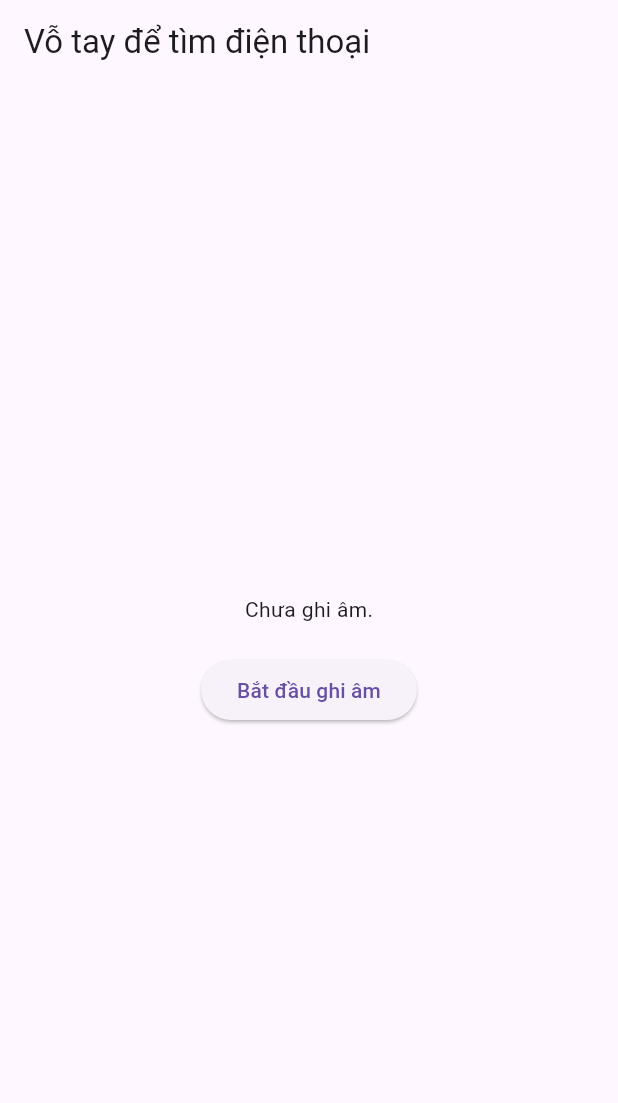
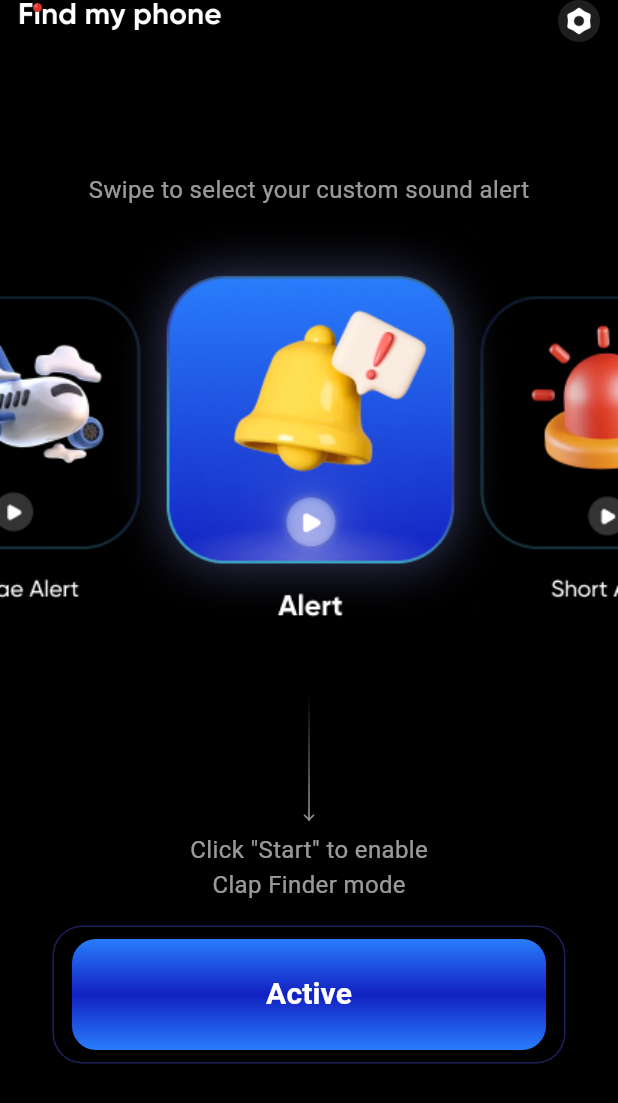
Before and after one commit to hoanglm6201/test_find_my_phone, a Flutter app: the screen it shows after launch, on a phone screen of 412 x 824 dp. Shown: the top 1103 px of the screen. Run offline on Flutter 3.47's test engine with Material 3 defaults, Android fonts, the phone set to English and light mode, and no system bars; our stand-ins replace audioplayers, permission_handler, vibration; missing offline and left inert: flutter_sound; generated files the repository leaves out were written again.

Commit message:
ui clap_screen

```diff
--- a/lib/l10n/app_en.arb
+++ b/lib/l10n/app_en.arb
@@ -3,5 +3,10 @@
   "hello": "Hello",
   "welcome": "Welcome to our app!",
   "english": "English",
-  "vietnamese": "Vietnamese"
+  "vietnamese": "Vietnamese",
+  "swipe_to_select_custom_sound_alert": "Swipe to select your custom sound alert",
+  "click_start_to_enable": "Click \"Start\" to enable",
+  "clap_finder_mode": "Clap Finder mode",
+  "active": "Active",
+  "stop": "Stop"
 }
--- a/lib/l10n/app_vi.arb
+++ b/lib/l10n/app_vi.arb
@@ -3,6 +3,12 @@
   "hello": "Xin chào",
   "welcome": "Chào mừng bạn đến với ứng dụng của chúng tôi!",
   "english": "Tiếng Anh",
-  "vietnamese": "Tiếng Việt"
+  "vietnamese": "Tiếng Việt",
+  "swipe_to_select_custom_sound_alert": "Swipe to select your custom sound alert",
+  "click_start_to_enable": "Click \"Start\" to enable",
+  "clap_finder_mode": "Clap Finder mode",
+  "active": "Active",
+  "stop": "Stop"
+
 
 }
--- a/lib/view/screens/clap_finder/clap_detection_screen.dart
+++ b/lib/view/screens/clap_finder/clap_detection_screen.dart
@@ -1,6 +1,7 @@
 import 'package:flutter/material.dart';
 import 'package:flutter_sound/flutter_sound.dart';
 import 'package:permission_handler/permission_handler.dart';
+import 'package:test_find_my_phone/utils/locator_support.dart';
 import 'package:vibration/vibration.dart';
 import 'package:audioplayers/audioplayers.dart';
 
@@ -10,96 +11,79 @@ class ClapDetectionScreen extends StatefulWidget {
 }
 
 class _ClapDetectionScreenState extends State<ClapDetectionScreen> {
-  FlutterSoundRecorder _audioRecorder = FlutterSoundRecorder();
-  bool _isRecording = false;
-  AudioPlayer _audioPlayer = AudioPlayer();
-  double _clapThreshold = 0.7; // Ngưỡng để phát hiện vỗ tay
-
-  @override
-  void initState() {
-    super.initState();
-    _requestPermissions();
-  }
-
-  // Yêu cầu quyền truy cập micro
-  Future<void> _requestPermissions() async {
-    var status = await Permission.microphone.request();
-    if (!status.isGranted) {
-      print("Không có quyền truy cập micro.");
-    }
-  }
-
-  // Bắt đầu ghi âm nhưng không lưu vào file
-  void _startRecording() async {
-    await _audioRecorder.openRecorder();
-    await _audioRecorder.startRecorder(toFile: null);  // Không lưu file âm thanh
-    setState(() {
-      _isRecording = true;
-    });
-    print("Bắt đầu ghi âm...");
-  }
-
-  // Dừng ghi âm
-  void _stopRecording() async {
-    await _audioRecorder.stopRecorder();
-    await _audioRecorder.closeRecorder();
-    setState(() {
-      _isRecording = false;
-    });
-    print("Dừng ghi âm...");
-  }
-
-  // Phát hiện vỗ tay (dựa trên mức độ âm thanh)
-  void _detectClap(double amplitude) {
-    if (amplitude > _clapThreshold) {
-      print("Phát hiện tiếng vỗ tay!");
-      _onClapDetected();
-    }
-    print("Phát hiện tiếng vỗ tay!");
-    _onClapDetected();
-  }
-
-  // Xử lý khi phát hiện vỗ tay: Rung điện thoại và phát chuông
-  void _onClapDetected() {
-    // Rung điện thoại
-    Vibration.vibrate();
-
-    // Phát chuông báo (có thể thay bằng âm thanh tùy ý)
-    // _audioPlayer.play(AssetSource('assets/ringtone.mp3'));
-  }
-
-  // Phương thức để lắng nghe và phân tích âm thanh trong quá trình ghi âm
-  void _listenToMicrophone() {
-    _audioRecorder.onProgress!.listen((event) {
-      double amplitude = event.decibels ?? 0.0;  // Lấy giá trị mức âm thanh (amplitude)
-
-      // Kiểm tra mức âm thanh để phát hiện vỗ tay
-      _detectClap(amplitude);
-    });
-  }
+  bool isActive = false;
 
   @override
   Widget build(BuildContext context) {
     return Scaffold(
-      appBar: AppBar(
-        title: Text("Vỗ tay để tìm điện thoại"),
-      ),
-      body: Center(
-        child: Column(
-          mainAxisAlignment: MainAxisAlignment.center,
-          children: <Widget>[
-            Text(_isRecording ? "Đang ghi âm..." : "Chưa ghi âm."),
-            SizedBox(height: 20),
-            ElevatedButton(
-              onPressed: _isRecording ? _stopRecording : () {
-                _startRecording();
-                _listenToMicrophone();  // Bắt đầu lắng nghe khi ghi âm
+      backgroundColor: Colors.black,
+      body: SafeArea(child: Stack(
+        children: [
+          Padding(
+            padding: const EdgeInsets.only(left: 12.0),
+            child: Image.asset('assets/images/ic_find_my_phone.png', width: 136, height: 21,),
+          ),
+          Align(
+            alignment: Alignment.topRight,
+            child: InkWell(
+              borderRadius: BorderRadius.circular(28),
+              onTap: (){
+
               },
-              child: Text(_isRecording ? "Dừng ghi âm" : "Bắt đầu ghi âm"),
+              child: Container(
+                padding: const EdgeInsets.only(right: 12, left: 12, bottom: 12),
+                child: Image.asset('assets/images/ic_setting.png', width: 28, height: 28,)
+              )
+            )
+          ),
+          Align(
+            alignment: Alignment.center,
+            child: Column(
+              mainAxisSize: MainAxisSize.min,
+              children: [
+                Text(context.locale.swipe_to_select_custom_sound_alert, style: TextStyle(fontSize: 16, fontWeight: FontWeight.w400, color: Colors.white.withOpacity(0.6)),),
+                Image.asset('assets/images/temp.png', height: 323,),
+                Image.asset('assets/images/ic_arrow_down.png', height: 86,),
+                const SizedBox(height: 8,),
+                Text(context.locale.click_start_to_enable, style: TextStyle(fontSize: 16, fontWeight: FontWeight.w400, color: Colors.white.withOpacity(0.6)),),
+                Text(context.locale.clap_finder_mode, style: TextStyle(fontSize: 16, fontWeight: FontWeight.w400, color: Colors.white.withOpacity(0.6)),),
+                const SizedBox(height: 16,),
+                Container(
+                  decoration: BoxDecoration(
+                    border: Border.all(
+                      color: !isActive ? const Color(0xFF4E5DFF).withOpacity(0.35) : const Color(0xFFC92929).withOpacity(0.33), // Màu viền
+                      width: 1, // Độ dày viền
+                    ),
+                    borderRadius: BorderRadius.circular(20),
+                  ),
+                  child: Padding(
+                    padding: const EdgeInsets.all(0),
+                    child: TextButton(
+                      onPressed: (){
+                        setState(() {
+                          isActive = !isActive;
+                        });
+                      },
+                      child: Container(
+                        alignment: Alignment.center,
+                        decoration: BoxDecoration(
+                          borderRadius: BorderRadius.circular(16),
+                          gradient: LinearGradient(colors: [!isActive ? const Color(0xFF297DFC) : const Color(0xFFFF4949), !isActive ? const Color(0xFF1221C2) : const Color(0xFFC82525), !isActive ? const Color(0xFF297DFC) : const Color(0xFFFF4949)], begin: Alignment.topCenter, end: Alignment.bottomCenter)
+                        ),
+                        width: 316,
+                        height: 74,
+                        child: Text(
+                          !isActive ? context.locale.active : context.locale.stop,
+                          style: const TextStyle(fontSize: 20, fontWeight: FontWeight.w700, color: Colors.white),))
+
+                    ),
+                  ),
+                )
+              ],
             ),
-          ],
-        ),
-      ),
+          )
+        ],
+      )),
     );
   }
 }
```
Also changed, not shown: lib/view/screens/home_screen/home_screen.dart (added, +17 -0 lines), assets/images/ic_arrow_down.png (added), assets/images/ic_find_my_phone.png (added), assets/images/ic_setting.png (added), assets/images/temp.png (added).
